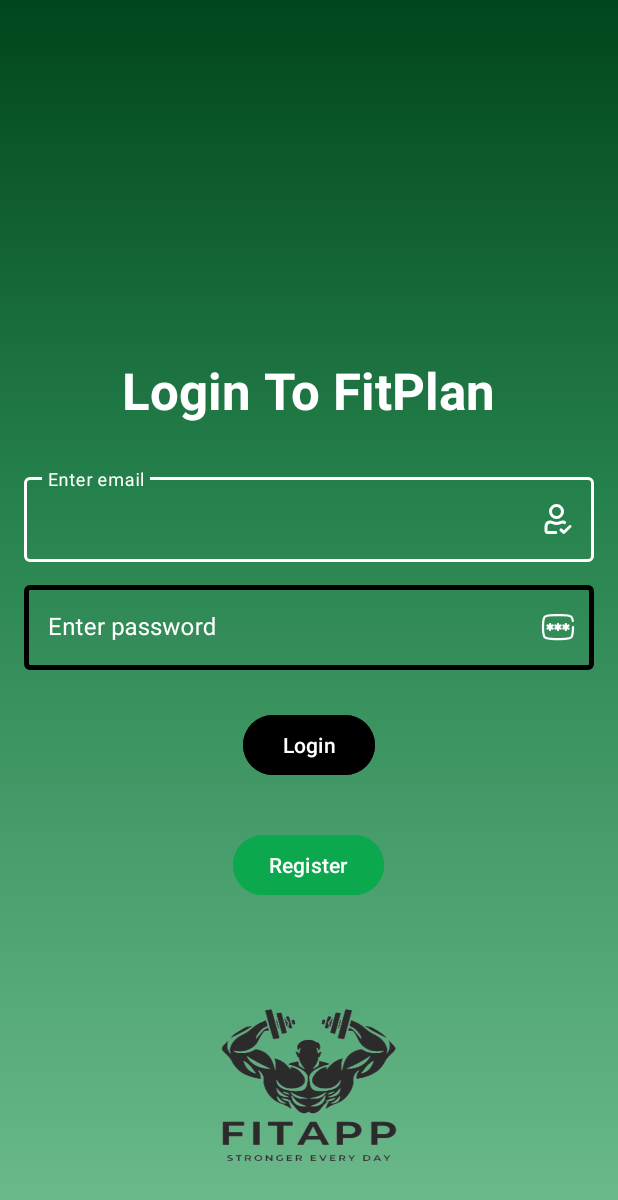
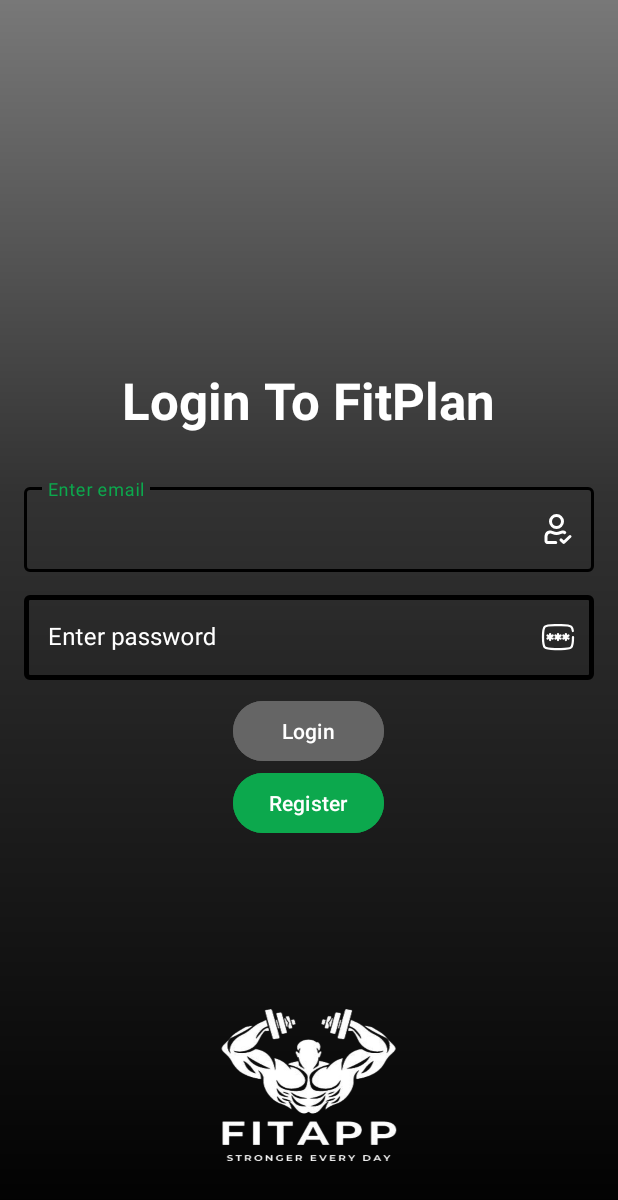
Before and after one commit to royidudkman/FitPlan, an Android app: the screen it shows after launch (MainActivity), on a phone screen of 412 x 824 dp. Shown: the top 1200 px of the screen. Run offline under Robolectric (Android 15) with nearby library versions, the phone set to English and light mode, and no system bars; our stand-ins replace Firebase (no records; nobody signed in at launch, a user with empty details on screens opened directly).

Commit message:
login and register complete 1

```diff
--- a/app/src/main/res/drawable/background.xml
+++ b/app/src/main/res/drawable/background.xml
@@ -8,9 +8,9 @@
                 android:angle="270"
                 android:centerY="0.3"
                 android:centerX="0.4"
-                android:centerColor="#25814C"
-                android:endColor="#6DBC8E"
-                android:startColor="#01451D"/>
+                android:centerColor="#323232"
+                android:endColor="#000000"
+                android:startColor="#787878"/>
         </shape>
     </item>
     <!-- Bitmap Layer -->
@@ -19,6 +19,6 @@
         android:height="200dp"
         android:gravity="center|bottom">
         <bitmap
-            android:src="@drawable/logo2" />
+            android:src="@drawable/logo3_remove_bg" />
     </item>
 </layer-list>
--- a/app/src/main/res/layout/fragment_login.xml
+++ b/app/src/main/res/layout/fragment_login.xml
@@ -6,6 +6,7 @@
     xmlns:app="http://schemas.android.com/apk/res-auto"
     tools:context=".UI.login_register.LoginFragment"
     android:gravity="center"
+    android:paddingBottom="50dp"
     android:background="@drawable/background"
     android:orientation="vertical">
 
@@ -27,8 +28,6 @@
         android:layout_marginLeft="16dp"
         android:layout_marginRight="16dp"
         android:layout_marginBottom="10dp"
-        app:boxStrokeColor="@color/white"
-        app:hintTextColor="@color/white"
         app:endIconMode="custom"
         app:endIconDrawable="@drawable/user_check_alt_svgrepo_com"
         app:endIconTint="@color/white"
@@ -39,7 +38,7 @@
             android:layout_width="match_parent"
             android:layout_height="match_parent"
             android:maxLines="1"
-            android:textColor="@color/black"
+            android:textColor="@color/white"
             android:hint="Enter email" />
     </com.google.android.material.textfield.TextInputLayout>
 
@@ -63,27 +62,41 @@
         <com.google.android.material.textfield.TextInputEditText
             android:layout_width="match_parent"
             android:layout_height="wrap_content"
-            android:textColor="@color/black"
+            android:textColor="@color/white"
             android:maxLines="1"
             android:inputType="textPassword"
             android:hint="Enter password" />
     </com.google.android.material.textfield.TextInputLayout>
 
-    <com.google.android.material.button.MaterialButton
-        android:id="@+id/login_btn"
+    <LinearLayout
         android:layout_width="wrap_content"
         android:layout_height="wrap_content"
-        android:layout_margin="16dp"
-        android:backgroundTint="@color/black"
-        android:text="Login"/>
+        android:orientation="vertical">
 
-    <com.google.android.material.button.MaterialButton
-        android:id="@+id/register_btn"
-        android:layout_width="wrap_content"
-        android:layout_height="wrap_content"
-        android:layout_margin="16dp"
-        android:backgroundTint="@color/green"
-        android:text="Register"/>
+        <com.google.android.material.button.MaterialButton
+            android:id="@+id/login_btn"
+            android:layout_width="match_parent"
+            android:layout_height="0dp"
+            android:layout_weight="1"
+            android:backgroundTint="@color/gray"
+            android:text="Login"/>
+        <Space
+            android:layout_width="match_parent"
+            android:layout_height="0dp"
+            android:layout_weight="0.2"/>
+
+        <com.google.android.material.button.MaterialButton
+            android:id="@+id/register_btn"
+            android:layout_width="match_parent"
+            android:layout_height="0dp"
+            android:layout_weight="1"
+            android:backgroundTint="@color/green"
+            android:text="Register"/>
+
+
+
+    </LinearLayout>
+
 
 
 
--- a/app/src/main/res/layout/fragment_register.xml
+++ b/app/src/main/res/layout/fragment_register.xml
@@ -36,7 +36,7 @@
             android:layout_width="match_parent"
             android:layout_height="match_parent"
             android:maxLines="1"
-            android:textColor="@color/black"
+            android:textColor="@color/white"
             android:hint="Enter email" />
     </com.google.android.material.textfield.TextInputLayout>
 
@@ -62,7 +62,7 @@
             android:layout_height="wrap_content"
             android:maxLines="1"
             android:inputType="textPassword"
-            android:textColor="@color/black"
+            android:textColor="@color/white"
             android:hint="Enter password" />
     </com.google.android.material.textfield.TextInputLayout>
 
@@ -71,7 +71,7 @@
         android:layout_width="wrap_content"
         android:layout_height="wrap_content"
         android:layout_margin="16dp"
-        android:backgroundTint="@color/black"
+        android:backgroundTint="@color/green"
         android:text="Register"/>
 
 
--- a/app/src/main/res/values-night/themes.xml
+++ /dev/null
@@ -1,7 +0,0 @@
-<resources xmlns:tools="http://schemas.android.com/tools">
-    <!-- Base application theme. -->
-    <style name="Base.Theme.FitPlan" parent="Theme.Material3.DayNight.NoActionBar">
-        <!-- Customize your dark theme here. -->
-        <!-- <item name="colorPrimary">@color/my_dark_primary</item> -->
-    </style>
-</resources>
--- a/app/src/main/res/values/colors.xml
+++ b/app/src/main/res/values/colors.xml
@@ -4,6 +4,7 @@
     <color name="white">#FFFFFFFF</color>
     <color name="green">#0CA84D</color>
     <color name="red">#FF1F1F</color>
+    <color name="gray">#656565</color>
     <color name="mtrl_textinput_default_box_stroke_color" tools:override="true">@color/black</color>
 
 </resources>
--- a/app/src/main/res/values/styles.xml
+++ b/app/src/main/res/values/styles.xml
@@ -3,10 +3,9 @@
 
     <style name="LoginInputText" parent="Widget.MaterialComponents.TextInputLayout.OutlinedBox">
         <item name="boxStrokeColor">@color/black</item>
-        <item name="hintTextColor">@color/white</item>
-        <item name="cursorColor">#000000</item>
+        <item name="hintTextColor">@color/green</item>
+        <item name="cursorColor">#FFFFFF</item>
         <item name="boxStrokeWidth">3dp</item>
     </style>
 
-
 </resources>
```
Also changed, not shown: app/src/main/res/drawable/logo3_remove_bg.png (added).
